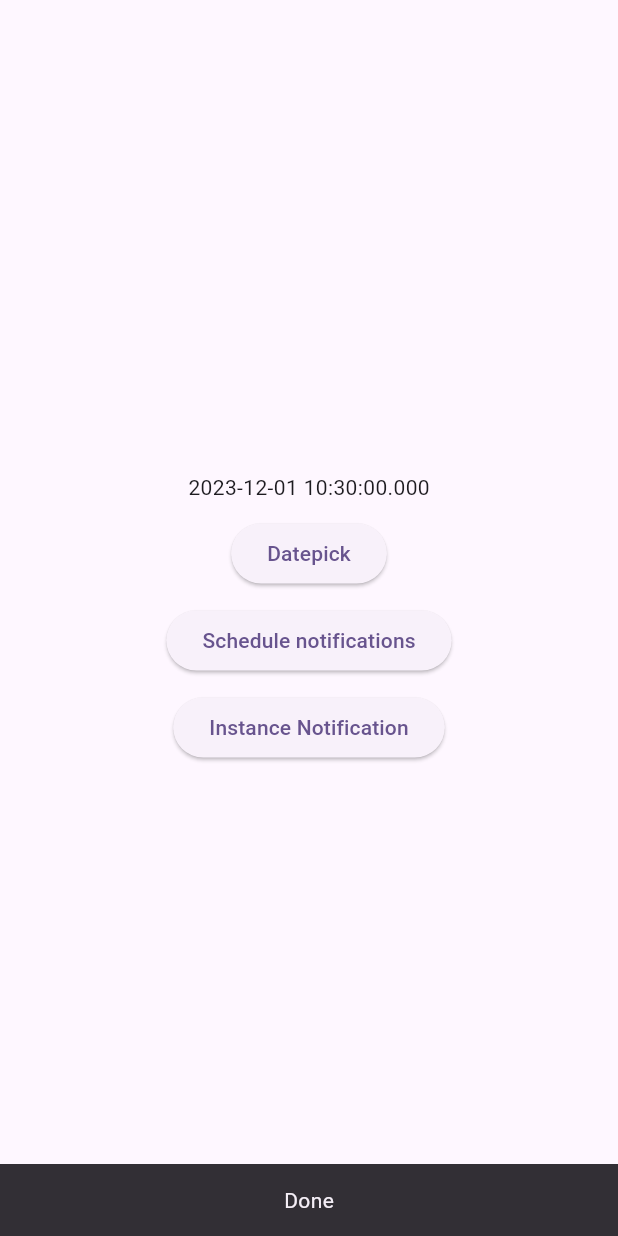
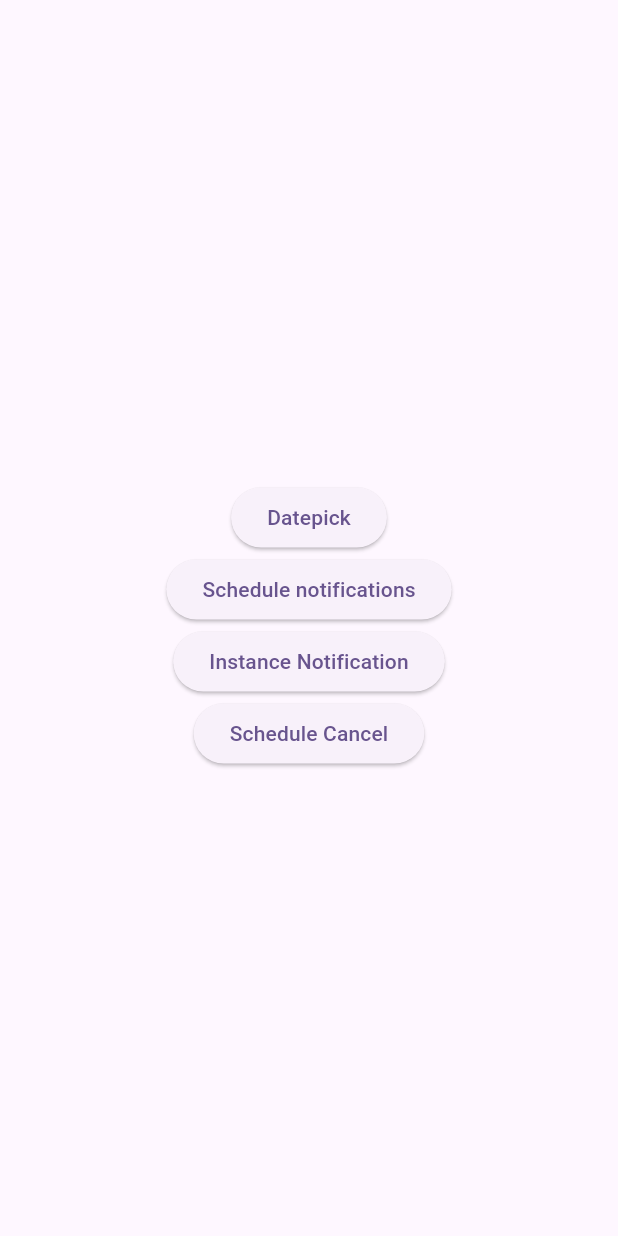
Before and after one commit to jaydipnasit-oceanmtech/notifications, a Flutter app: the screen it shows after launch, after a tap on "Schedule notifications", on a phone screen of 412 x 824 dp. Run offline on Flutter 3.47's test engine with Material 3 defaults, Android fonts, the phone set to English and light mode, and no system bars; our stand-ins replace flutter_datetime_picker_bdaya, flutter_local_notifications, flutter_screenutil, permission_handler, timezone.

Commit message:
emulator and simulator run done.
emulator and simulator run done.

```diff
--- a/lib/view/home_notifications_screen.dart
+++ b/lib/view/home_notifications_screen.dart
@@ -1,5 +1,6 @@
 import 'package:flutter/material.dart';
 import 'package:flutter_datetime_picker_bdaya/flutter_datetime_picker_bdaya.dart';
+import 'package:intl/intl.dart';
 
 import 'package:notifications/view/servies.dart';
 
@@ -10,14 +11,16 @@ class HomeNotifications extends StatefulWidget {
   State<HomeNotifications> createState() => _HomeNotificationsState();
 }
 
-DateTime scheduleTime = DateTime.now();
-
 class _HomeNotificationsState extends State<HomeNotifications> {
+  DateTime? scheduleTime;
   @override
   Widget build(BuildContext context) {
     return Scaffold(
       body: Column(mainAxisAlignment: MainAxisAlignment.center, children: [
-        Center(child: Text("$scheduleTime")),
+        Center(
+            child: scheduleTime != null
+                ? Text(DateFormat('dd/MM/yyyy | hh:mm a').format(scheduleTime!))
+                : const SizedBox.shrink()),
         const SizedBox(height: 10),
         ElevatedButton(
           onPressed: () {
@@ -30,29 +33,28 @@ class _HomeNotificationsState extends State<HomeNotifications> {
           },
           child: const Text("Datepick"),
         ),
-        const SizedBox(height: 10),
         ElevatedButton(
             child: const Text('Schedule notifications'),
             onPressed: () {
+              if (scheduleTime != null) {
                 debugPrint('Notification Scheduled for $scheduleTime');
                 NotificationService()
                     .scheduleNotification(
                   title: 'Scheduled Notification',
                   body: '$scheduleTime',
-                  scheduledNotificationDateTime: scheduleTime,
+                  scheduledNotificationDateTime: scheduleTime!,
                 )
-                .then(
-                  (value) => ScaffoldMessenger.of(context).showSnackBar(
+                    .then((value) {
+                  ScaffoldMessenger.of(context).showSnackBar(
                     const SnackBar(
                       content: Center(
                         child: Text("Done"),
                       ),
                     ),
-                  ),
                   );
-          },
-        ),
-        const SizedBox(height: 10),
+                });
+              }
+            }),
         ElevatedButton(
             onPressed: () {
               NotificationService().showNotification(
@@ -60,7 +62,12 @@ class _HomeNotificationsState extends State<HomeNotifications> {
                 body: "It working",
               );
             },
-            child: const Text("Instance Notification"))
+            child: const Text("Instance Notification")),
+        ElevatedButton(
+            onPressed: () {
+              NotificationService().scheduleNotificationCancel();
+            },
+            child: const Text("Schedule Cancel"))
       ]),
     );
   }
--- a/lib/view/servies.dart
+++ b/lib/view/servies.dart
@@ -34,6 +34,10 @@ class NotificationService {
     return notificationsPlugin.show(id, title, body, await notificationDetails());
   }
 
+  Future scheduleNotificationCancel() async {
+    return notificationsPlugin.cancel(0);
+  }
+
   Future scheduleNotification({
     int id = 0,
     String? title,
--- a/pubspec.yaml
+++ b/pubspec.yaml
@@ -42,6 +42,7 @@ dependencies:
   flutter_datetime_picker_bdaya: ^3.0.2
   flutter_local_notifications: ^16.2.0
   permission_handler: ^11.0.1
+  intl: ^0.18.1
 
 
 dev_dependencies:
```
Also changed, not shown: pubspec.lock, 2 other files. Lines whose indentation alone changed are shown as unchanged.
